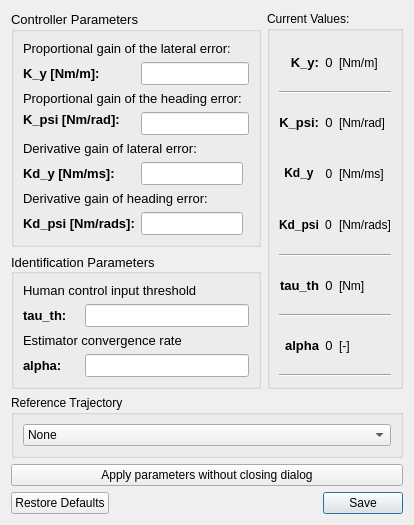
tud-hri/joan, file modules/hapticcontrollermanager/hapticcontrollermanager_controllers/ui/tradedcontroller_settings_ui.ui: the form before one commit.
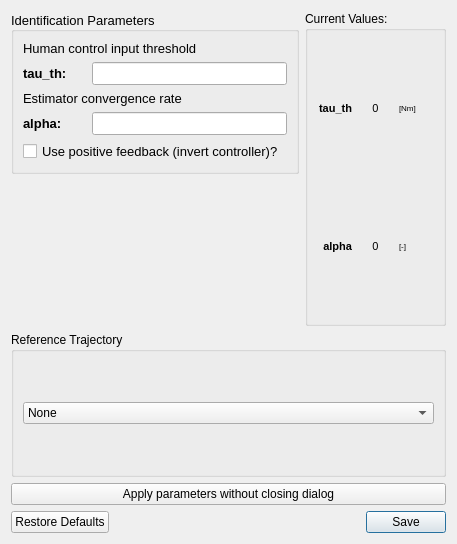
The form after the commit.

Commit message: Fixed both FDCA and TC controller

What changed in the file:
```diff
--- a/modules/hapticcontrollermanager/hapticcontrollermanager_controllers/ui/tradedcontroller_settings_ui.ui
+++ b/modules/hapticcontrollermanager/hapticcontrollermanager_controllers/ui/tradedcontroller_settings_ui.ui
@@ -6,217 +6,14 @@
    <rect>
     <x>0</x>
     <y>0</y>
-    <width>414</width>
-    <height>487</height>
+    <width>457</width>
+    <height>544</height>
    </rect>
   </property>
   <property name="windowTitle">
    <string>Traded Controller Settings</string>
   </property>
   <layout class="QGridLayout" name="gridLayout">
-   <item row="0" column="1">
-    <widget class="QGroupBox" name="groupControlparam">
-     <property name="sizePolicy">
-      <sizepolicy hsizetype="Preferred" vsizetype="Preferred">
-       <horstretch>0</horstretch>
-       <verstretch>0</verstretch>
-      </sizepolicy>
-     </property>
-     <property name="minimumSize">
-      <size>
-       <width>0</width>
-       <height>0</height>
-      </size>
-     </property>
-     <property name="maximumSize">
-      <size>
-       <width>8000</width>
-       <height>16777215</height>
-      </size>
-     </property>
-     <property name="font">
-      <font>
-       <pointsize>10</pointsize>
-       <weight>50</weight>
-       <bold>false</bold>
-      </font>
-     </property>
-     <property name="title">
-      <string>Controller Parameters</string>
-     </property>
-     <layout class="QGridLayout" name="gridLayout_4">
-      <item row="0" column="1">
-       <layout class="QGridLayout" name="gridLayout_3">
-        <item row="7" column="0">
-         <widget class="QLabel" name="label_6">
-          <property name="text">
-           <string>&lt;html&gt;&lt;head/&gt;&lt;body&gt;&lt;p&gt;&lt;span style=&quot; font-weight:600;&quot;&gt;Kd_y [Nm/ms]:&lt;/span&gt;&lt;/p&gt;&lt;/body&gt;&lt;/html&gt;</string>
-          </property>
-         </widget>
-        </item>
-        <item row="7" column="1">
-         <widget class="QLineEdit" name="edit_kd_y"/>
-        </item>
-        <item row="3" column="0" colspan="3">
-         <widget class="QLabel" name="lblKpsititle">
-          <property name="font">
-           <font>
-            <pointsize>10</pointsize>
-            <weight>50</weight>
-            <bold>false</bold>
-           </font>
-          </property>
-          <property name="text">
-           <string>Proportional gain of the heading error:</string>
-          </property>
-         </widget>
-        </item>
-        <item row="4" column="0">
-         <widget class="QLabel" name="lblKpsi">
-          <property name="sizePolicy">
-           <sizepolicy hsizetype="Minimum" vsizetype="Preferred">
-            <horstretch>0</horstretch>
-            <verstretch>0</verstretch>
-           </sizepolicy>
-          </property>
-          <property name="minimumSize">
-           <size>
-            <width>0</width>
-            <height>0</height>
-           </size>
-          </property>
-          <property name="maximumSize">
-           <size>
-            <width>10000</width>
-            <height>16777215</height>
-           </size>
-          </property>
-          <property name="font">
-           <font>
-            <pointsize>10</pointsize>
-            <weight>75</weight>
-            <bold>true</bold>
-           </font>
-          </property>
-          <property name="text">
-           <string>K_psi [Nm/rad]:</string>
-          </property>
-          <property name="alignment">
-           <set>Qt::AlignLeading|Qt::AlignLeft|Qt::AlignTop</set>
-          </property>
-         </widget>
-        </item>
-        <item row="4" column="1" colspan="2">
-         <widget class="QLineEdit" name="edit_k_psi">
-          <property name="sizePolicy">
-           <sizepolicy hsizetype="Preferred" vsizetype="Fixed">
-            <horstretch>0</horstretch>
-            <verstretch>0</verstretch>
-           </sizepolicy>
-          </property>
-          <property name="font">
-           <font>
-            <pointsize>10</pointsize>
-           </font>
-          </property>
-         </widget>
-        </item>
-        <item row="2" column="1" colspan="2">
-         <widget class="QLineEdit" name="edit_k_y">
-          <property name="sizePolicy">
-           <sizepolicy hsizetype="Preferred" vsizetype="Fixed">
-            <horstretch>0</horstretch>
-            <verstretch>0</verstretch>
-           </sizepolicy>
-          </property>
-          <property name="font">
-           <font>
-            <pointsize>10</pointsize>
-           </font>
-          </property>
-          <property name="alignment">
-           <set>Qt::AlignLeading|Qt::AlignLeft|Qt::AlignTop</set>
-          </property>
-         </widget>
-        </item>
-        <item row="2" column="0">
-         <widget class="QLabel" name="lblKy">
-          <property name="sizePolicy">
-           <sizepolicy hsizetype="Preferred" vsizetype="Preferred">
-            <horstretch>0</horstretch>
-            <verstretch>0</verstretch>
-           </sizepolicy>
-          </property>
-          <property name="minimumSize">
-           <size>
-            <width>0</width>
-            <height>0</height>
-           </size>
-          </property>
-          <property name="maximumSize">
-           <size>
-            <width>16777215</width>
-            <height>16777215</height>
-           </size>
-          </property>
-          <property name="font">
-           <font>
-            <pointsize>10</pointsize>
-            <weight>75</weight>
-            <bold>true</bold>
-           </font>
-          </property>
-          <property name="text">
-           <string>K_y [Nm/m]:</string>
-          </property>
-         </widget>
-        </item>
-        <item row="0" column="0" colspan="3">
-         <widget class="QLabel" name="lblKytitle">
-          <property name="font">
-           <font>
-            <pointsize>10</pointsize>
-            <weight>50</weight>
-            <bold>false</bold>
-           </font>
-          </property>
-          <property name="text">
-           <string>Proportional gain of the lateral error:</string>
-          </property>
-          <property name="alignment">
-           <set>Qt::AlignLeading|Qt::AlignLeft|Qt::AlignTop</set>
-          </property>
-         </widget>
-        </item>
-        <item row="5" column="0" colspan="2">
-         <widget class="QLabel" name="label_2">
-          <property name="text">
-           <string>Derivative gain of lateral error:</string>
-          </property>
-         </widget>
-        </item>
-        <item row="8" column="0" colspan="2">
-         <widget class="QLabel" name="label_7">
-          <property name="text">
-           <string>Derivative gain of heading error:</string>
-          </property>
-         </widget>
-        </item>
-        <item row="10" column="0">
-         <widget class="QLabel" name="label_10">
-          <property name="text">
-           <string>&lt;html&gt;&lt;head/&gt;&lt;body&gt;&lt;p&gt;&lt;span style=&quot; font-weight:600;&quot;&gt;Kd_psi [Nm/rads]:&lt;/span&gt;&lt;/p&gt;&lt;/body&gt;&lt;/html&gt;</string>
-          </property>
-         </widget>
-        </item>
-        <item row="10" column="1">
-         <widget class="QLineEdit" name="edit_kd_psi"/>
-        </item>
-       </layout>
-      </item>
-     </layout>
-    </widget>
-   </item>
    <item row="2" column="1" colspan="2">
     <widget class="QGroupBox" name="groupBox_3">
      <property name="title">
@@ -268,136 +65,6 @@
      </layout>
     </widget>
    </item>
-   <item row="1" column="1">
-    <widget class="QGroupBox" name="groupHapticparam">
-     <property name="sizePolicy">
-      <sizepolicy hsizetype="Preferred" vsizetype="Preferred">
-       <horstretch>0</horstretch>
-       <verstretch>0</verstretch>
-      </sizepolicy>
-     </property>
-     <property name="minimumSize">
-      <size>
-       <width>0</width>
-       <height>0</height>
-      </size>
-     </property>
-     <property name="maximumSize">
-      <size>
-       <width>800</width>
-       <height>16777215</height>
-      </size>
-     </property>
-     <property name="font">
-      <font>
-       <pointsize>10</pointsize>
-       <weight>50</weight>
-       <bold>false</bold>
-      </font>
-     </property>
-     <property name="title">
-      <string>Identification Parameters</string>
-     </property>
-     <property name="alignment">
-      <set>Qt::AlignLeading|Qt::AlignLeft|Qt::AlignVCenter</set>
-     </property>
-     <layout class="QGridLayout" name="gridLayout_6">
-      <item row="0" column="0">
-       <layout class="QGridLayout" name="gridLayout_5">
-        <item row="1" column="1" colspan="3">
-         <widget class="QLineEdit" name="edit_tau_th">
-          <property name="sizePolicy">
-           <sizepolicy hsizetype="Minimum" vsizetype="Fixed">
-            <horstretch>0</horstretch>
-            <verstretch>0</verstretch>
-           </sizepolicy>
-          </property>
-          <property name="font">
-           <font>
-            <pointsize>10</pointsize>
-           </font>
-          </property>
-         </widget>
-        </item>
-        <item row="3" column="1" colspan="3">
-         <widget class="QLineEdit" name="edit_alpha">
-          <property name="sizePolicy">
-           <sizepolicy hsizetype="Minimum" vsizetype="Fixed">
-            <horstretch>0</horstretch>
-            <verstretch>0</verstretch>
-           </sizepolicy>
-          </property>
-          <property name="font">
-           <font>
-            <pointsize>10</pointsize>
-           </font>
-          </property>
-         </widget>
-        </item>
-        <item row="0" column="0" colspan="3">
-         <widget class="QLabel" name="lblKtau_thtile">
-          <property name="font">
-           <font>
-            <pointsize>10</pointsize>
-            <weight>50</weight>
-            <bold>false</bold>
-           </font>
-          </property>
-          <property name="text">
-           <string>Human control input threshold</string>
-          </property>
-          <property name="alignment">
-           <set>Qt::AlignLeading|Qt::AlignLeft|Qt::AlignTop</set>
-          </property>
-         </widget>
-        </item>
-        <item row="1" column="0">
-         <widget class="QLabel" name="lblKtaut_th">
-          <property name="font">
-           <font>
-            <pointsize>10</pointsize>
-            <weight>75</weight>
-            <bold>true</bold>
-           </font>
-          </property>
-          <property name="text">
-           <string>tau_th:</string>
-          </property>
-         </widget>
-        </item>
-        <item row="3" column="0">
-         <widget class="QLabel" name="lblKalpha">
-          <property name="font">
-           <font>
-            <pointsize>10</pointsize>
-            <weight>75</weight>
-            <bold>true</bold>
-           </font>
-          </property>
-          <property name="text">
-           <string>alpha:</string>
-          </property>
-         </widget>
-        </item>
-        <item row="2" column="0" colspan="3">
-         <widget class="QLabel" name="lblKalphatitle">
-          <property name="font">
-           <font>
-            <pointsize>10</pointsize>
-            <weight>50</weight>
-            <bold>false</bold>
-           </font>
-          </property>
-          <property name="text">
-           <string>Estimator convergence rate</string>
-          </property>
-         </widget>
-        </item>
-       </layout>
-      </item>
-     </layout>
-    </widget>
-   </item>
    <item row="0" column="2" rowspan="2">
     <widget class="QGroupBox" name="groupBox">
      <property name="title">
@@ -406,35 +73,38 @@
      <layout class="QGridLayout" name="gridLayout_2">
       <item row="1" column="0">
        <layout class="QGridLayout" name="gridLayout_7">
-        <item row="7" column="0">
-         <widget class="QLabel" name="label_13">
+        <property name="verticalSpacing">
+         <number>2</number>
+        </property>
+        <item row="4" column="2">
+         <widget class="QLabel" name="label_11">
+          <property name="font">
+           <font>
+            <pointsize>6</pointsize>
+           </font>
+          </property>
           <property name="text">
-           <string>&lt;html&gt;&lt;head/&gt;&lt;body&gt;&lt;p align=&quot;center&quot;&gt;&lt;span style=&quot; font-weight:600;&quot;&gt;Kd_y&lt;/span&gt;&lt;/p&gt;&lt;/body&gt;&lt;/html&gt;</string>
+           <string>[Nm]</string>
           </property>
          </widget>
         </item>
-        <item row="2" column="0">
-         <widget class="QLabel" name="label_5">
+        <item row="5" column="2">
+         <widget class="QLabel" name="label_12">
           <property name="font">
            <font>
-            <pointsize>10</pointsize>
-            <weight>75</weight>
-            <bold>true</bold>
+            <pointsize>6</pointsize>
            </font>
           </property>
           <property name="text">
-           <string>K_psi:</string>
+           <string>[-]</string>
           </property>
-          <property name="alignment">
-           <set>Qt::AlignRight|Qt::AlignTrailing|Qt::AlignVCenter</set>
-          </property>
          </widget>
         </item>
-        <item row="10" column="1">
+        <item row="4" column="1">
          <widget class="QLabel" name="lbl_tau_th">
           <property name="font">
            <font>
-            <pointsize>10</pointsize>
+            <pointsize>8</pointsize>
             <weight>50</weight>
             <bold>false</bold>
            </font>
@@ -447,11 +117,11 @@
           </property>
          </widget>
         </item>
-        <item row="12" column="0">
+        <item row="5" column="0">
          <widget class="QLabel" name="lbl_a">
           <property name="font">
            <font>
-            <pointsize>10</pointsize>
+            <pointsize>8</pointsize>
             <weight>75</weight>
             <bold>true</bold>
            </font>
@@ -464,11 +134,11 @@
           </property>
          </widget>
         </item>
-        <item row="10" column="0">
+        <item row="4" column="0">
          <widget class="QLabel" name="lbl_tau">
           <property name="font">
            <font>
-            <pointsize>10</pointsize>
+            <pointsize>8</pointsize>
             <weight>75</weight>
             <bold>true</bold>
            </font>
@@ -481,49 +151,11 @@
           </property>
          </widget>
         </item>
-        <item row="7" column="2">
-         <widget class="QLabel" name="label_14">
-          <property name="text">
-           <string>[Nm/ms]</string>
-          </property>
-         </widget>
-        </item>
-        <item row="7" column="1">
-         <widget class="QLabel" name="lbl_kd_y">
-          <property name="text">
-           <string>0</string>
-          </property>
-          <property name="alignment">
-           <set>Qt::AlignCenter</set>
-          </property>
-         </widget>
-        </item>
-        <item row="9" column="0" colspan="3">
-         <widget class="Line" name="line">
-          <property name="orientation">
-           <enum>Qt::Horizontal</enum>
-          </property>
-         </widget>
-        </item>
-        <item row="13" column="0" colspan="3">
-         <widget class="Line" name="line_4">
-          <property name="orientation">
-           <enum>Qt::Horizontal</enum>
-          </property>
-         </widget>
-        </item>
-        <item row="1" column="0" colspan="3">
-         <widget class="Line" name="line_2">
-          <property name="orientation">
-           <enum>Qt::Horizontal</enum>
-          </property>
-         </widget>
-        </item>
-        <item row="12" column="1">
+        <item row="5" column="1">
          <widget class="QLabel" name="lbl_alpha">
           <property name="font">
            <font>
-            <pointsize>10</pointsize>
+            <pointsize>8</pointsize>
             <weight>50</weight>
             <bold>false</bold>
            </font>
@@ -536,131 +168,6 @@
           </property>
          </widget>
         </item>
-        <item row="2" column="1">
-         <widget class="QLabel" name="lbl_k_psi">
-          <property name="sizePolicy">
-           <sizepolicy hsizetype="Minimum" vsizetype="Preferred">
-            <horstretch>0</horstretch>
-            <verstretch>0</verstretch>
-           </sizepolicy>
-          </property>
-          <property name="font">
-           <font>
-            <pointsize>10</pointsize>
-            <weight>50</weight>
-            <bold>false</bold>
-           </font>
-          </property>
-          <property name="text">
-           <string>0</string>
-          </property>
-          <property name="alignment">
-           <set>Qt::AlignCenter</set>
-          </property>
-         </widget>
-        </item>
-        <item row="0" column="0">
-         <widget class="QLabel" name="label">
-          <property name="font">
-           <font>
-            <pointsize>10</pointsize>
-            <weight>75</weight>
-            <bold>true</bold>
-           </font>
-          </property>
-          <property name="text">
-           <string>K_y:</string>
-          </property>
-          <property name="alignment">
-           <set>Qt::AlignRight|Qt::AlignTrailing|Qt::AlignVCenter</set>
-          </property>
-         </widget>
-        </item>
-        <item row="0" column="2">
-         <widget class="QLabel" name="label_8">
-          <property name="text">
-           <string>[Nm/m]</string>
-          </property>
-         </widget>
-        </item>
-        <item row="12" column="2">
-         <widget class="QLabel" name="label_12">
-          <property name="text">
-           <string>[-]</string>
-          </property>
-         </widget>
-        </item>
-        <item row="10" column="2">
-         <widget class="QLabel" name="label_11">
-          <property name="text">
-           <string>[Nm]</string>
-          </property>
-         </widget>
-        </item>
-        <item row="2" column="2">
-         <widget class="QLabel" name="label_9">
-          <property name="text">
-           <string>[Nm/rad]</string>
-          </property>
-         </widget>
-        </item>
-        <item row="11" column="0" colspan="3">
-         <widget class="Line" name="line_3">
-          <property name="orientation">
-           <enum>Qt::Horizontal</enum>
-          </property>
-         </widget>
-        </item>
-        <item row="0" column="1">
-         <widget class="QLabel" name="lbl_k_y">
-          <property name="sizePolicy">
-           <sizepolicy hsizetype="Preferred" vsizetype="Preferred">
-            <horstretch>0</horstretch>
-            <verstretch>0</verstretch>
-           </sizepolicy>
-          </property>
-          <property name="minimumSize">
-           <size>
-            <width>0</width>
-            <height>0</height>
-           </size>
-          </property>
-          <property name="font">
-           <font>
-            <pointsize>10</pointsize>
-            <weight>50</weight>
-            <bold>false</bold>
-           </font>
-          </property>
-          <property name="text">
-           <string>0</string>
-          </property>
-          <property name="alignment">
-           <set>Qt::AlignCenter</set>
-          </property>
-         </widget>
-        </item>
-        <item row="8" column="0">
-         <widget class="QLabel" name="label_">
-          <property name="text">
-           <string>&lt;html&gt;&lt;head/&gt;&lt;body&gt;&lt;p align=&quot;center&quot;&gt;&lt;span style=&quot; font-weight:600;&quot;&gt;Kd_psi&lt;/span&gt;&lt;/p&gt;&lt;/body&gt;&lt;/html&gt;</string>
-          </property>
-         </widget>
-        </item>
-        <item row="8" column="2">
-         <widget class="QLabel" name="label_16">
-          <property name="text">
-           <string>[Nm/rads]</string>
-          </property>
-         </widget>
-        </item>
-        <item row="8" column="1">
-         <widget class="QLabel" name="lbl_kd_psi">
-          <property name="text">
-           <string>0</string>
-          </property>
-         </widget>
-        </item>
        </layout>
       </item>
      </layout>
@@ -683,6 +190,146 @@
      </property>
     </widget>
    </item>
+   <item row="0" column="1">
+    <widget class="QGroupBox" name="groupHapticparam">
+     <property name="sizePolicy">
+      <sizepolicy hsizetype="Preferred" vsizetype="Preferred">
+       <horstretch>0</horstretch>
+       <verstretch>0</verstretch>
+      </sizepolicy>
+     </property>
+     <property name="minimumSize">
+      <size>
+       <width>0</width>
+       <height>0</height>
+      </size>
+     </property>
+     <property name="maximumSize">
+      <size>
+       <width>800</width>
+       <height>16777215</height>
+      </size>
+     </property>
+     <property name="font">
+      <font>
+       <pointsize>10</pointsize>
+       <weight>50</weight>
+       <bold>false</bold>
+      </font>
+     </property>
+     <property name="title">
+      <string>Identification Parameters</string>
+     </property>
+     <property name="alignment">
+      <set>Qt::AlignLeading|Qt::AlignLeft|Qt::AlignVCenter</set>
+     </property>
+     <layout class="QGridLayout" name="gridLayout_6">
+      <item row="0" column="0">
+       <layout class="QGridLayout" name="gridLayout_5">
+        <item row="1" column="0">
+         <widget class="QLabel" name="lblKtaut_th">
+          <property name="font">
+           <font>
+            <pointsize>10</pointsize>
+            <weight>75</weight>
+            <bold>true</bold>
+           </font>
+          </property>
+          <property name="text">
+           <string>tau_th:</string>
+          </property>
+         </widget>
+        </item>
+        <item row="1" column="1" colspan="3">
+         <widget class="QLineEdit" name="edit_tau_th">
+          <property name="sizePolicy">
+           <sizepolicy hsizetype="Minimum" vsizetype="Fixed">
+            <horstretch>0</horstretch>
+            <verstretch>0</verstretch>
+           </sizepolicy>
+          </property>
+          <property name="font">
+           <font>
+            <pointsize>10</pointsize>
+           </font>
+          </property>
+         </widget>
+        </item>
+        <item row="0" column="0" colspan="3">
+         <widget class="QLabel" name="lblKtau_thtile">
+          <property name="font">
+           <font>
+            <pointsize>10</pointsize>
+            <weight>50</weight>
+            <bold>false</bold>
+           </font>
+          </property>
+          <property name="text">
+           <string>Human control input threshold</string>
+          </property>
+          <property name="alignment">
+           <set>Qt::AlignLeading|Qt::AlignLeft|Qt::AlignTop</set>
+          </property>
+         </widget>
+        </item>
+        <item row="3" column="1" colspan="3">
+         <widget class="QLineEdit" name="edit_alpha">
+          <property name="sizePolicy">
+           <sizepolicy hsizetype="Minimum" vsizetype="Fixed">
+            <horstretch>0</horstretch>
+            <verstretch>0</verstretch>
+           </sizepolicy>
+          </property>
+          <property name="font">
+           <font>
+            <pointsize>10</pointsize>
+           </font>
+          </property>
+         </widget>
+        </item>
+        <item row="2" column="0" colspan="3">
+         <widget class="QLabel" name="lblKalphatitle">
+          <property name="font">
+           <font>
+            <pointsize>10</pointsize>
+            <weight>50</weight>
+            <bold>false</bold>
+           </font>
+          </property>
+          <property name="text">
+           <string>Estimator convergence rate</string>
+          </property>
+         </widget>
+        </item>
+        <item row="3" column="0">
+         <widget class="QLabel" name="lblKalpha">
+          <property name="font">
+           <font>
+            <pointsize>10</pointsize>
+            <weight>75</weight>
+            <bold>true</bold>
+           </font>
+          </property>
+          <property name="text">
+           <string>alpha:</string>
+          </property>
+         </widget>
+        </item>
+        <item row="4" column="0" colspan="4">
+         <widget class="QCheckBox" name="checkInvert">
+          <property name="enabled">
+           <bool>true</bool>
+          </property>
+          <property name="text">
+           <string>Use positive feedback (invert controller)? </string>
+          </property>
+         </widget>
+        </item>
+       </layout>
+      </item>
+     </layout>
+    </widget>
+   </item>
   </layout>
  </widget>
  <resources/>
```
The commit also changes 8 other files.
